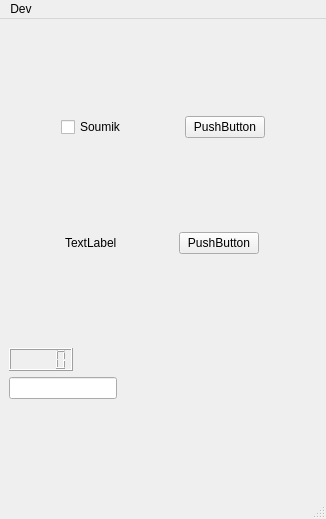
Above: SimDeviceGUI/src/simdevice.ui from RemoteFusionK/RHPC-Simulator before the change. Below: the same form after it.
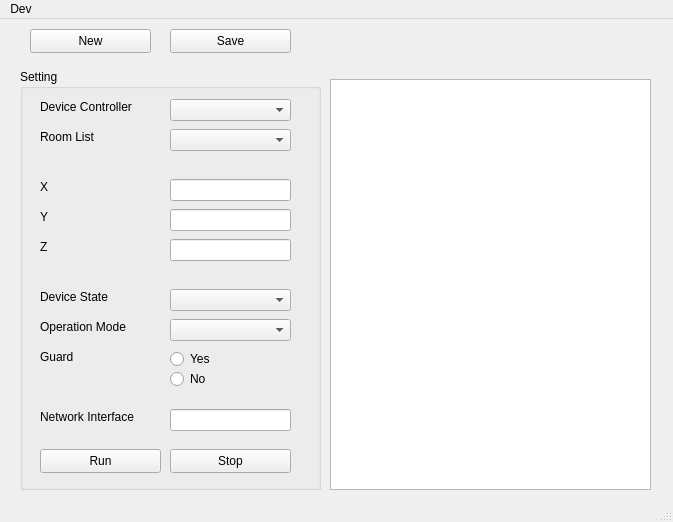
That is the form after the change.

Patch:
```diff
--- a/SimDeviceGUI/src/simdevice.ui
+++ b/SimDeviceGUI/src/simdevice.ui
@@ -6,8 +6,8 @@
    <rect>
     <x>0</x>
     <y>0</y>
-    <width>326</width>
-    <height>519</height>
+    <width>673</width>
+    <height>522</height>
    </rect>
   </property>
   <property name="sizePolicy">
@@ -26,105 +26,338 @@
      <verstretch>0</verstretch>
     </sizepolicy>
    </property>
-   <layout class="QVBoxLayout" name="verticalLayout_2">
-    <item>
-     <layout class="QHBoxLayout" name="horizontalLayout_2">
-      <item>
-       <widget class="QCheckBox" name="ckBoxSoumik">
-        <property name="sizePolicy">
-         <sizepolicy hsizetype="Fixed" vsizetype="Fixed">
-          <horstretch>0</horstretch>
-          <verstretch>0</verstretch>
-         </sizepolicy>
-        </property>
-        <property name="text">
-         <string>Soumik</string>
-        </property>
-       </widget>
-      </item>
-      <item>
-       <widget class="QPushButton" name="yesButton">
-        <property name="sizePolicy">
-         <sizepolicy hsizetype="Fixed" vsizetype="Fixed">
-          <horstretch>0</horstretch>
-          <verstretch>0</verstretch>
-         </sizepolicy>
-        </property>
-        <property name="minimumSize">
-         <size>
-          <width>40</width>
-          <height>0</height>
-         </size>
-        </property>
-        <property name="text">
-         <string>PushButton</string>
-        </property>
-       </widget>
-      </item>
-     </layout>
-    </item>
-    <item>
-     <layout class="QHBoxLayout" name="horizontalLayout">
-      <item>
-       <widget class="QLabel" name="label">
-        <property name="sizePolicy">
-         <sizepolicy hsizetype="Fixed" vsizetype="Fixed">
-          <horstretch>0</horstretch>
-          <verstretch>0</verstretch>
-         </sizepolicy>
-        </property>
-        <property name="text">
-         <string>TextLabel</string>
-        </property>
-       </widget>
-      </item>
-      <item>
-       <widget class="QPushButton" name="pushButton">
-        <property name="sizePolicy">
-         <sizepolicy hsizetype="Fixed" vsizetype="Fixed">
-          <horstretch>0</horstretch>
-          <verstretch>0</verstretch>
-         </sizepolicy>
-        </property>
-        <property name="text">
-         <string>PushButton</string>
-        </property>
-       </widget>
-      </item>
-     </layout>
-    </item>
-    <item>
-     <layout class="QVBoxLayout" name="verticalLayout">
-      <item>
-       <widget class="QLCDNumber" name="lcdNumber">
-        <property name="sizePolicy">
-         <sizepolicy hsizetype="Fixed" vsizetype="Fixed">
-          <horstretch>0</horstretch>
-          <verstretch>0</verstretch>
-         </sizepolicy>
-        </property>
-       </widget>
-      </item>
-      <item>
-       <widget class="QLineEdit" name="lineEdit">
-        <property name="sizePolicy">
-         <sizepolicy hsizetype="Fixed" vsizetype="Fixed">
-          <horstretch>0</horstretch>
-          <verstretch>0</verstretch>
-         </sizepolicy>
-        </property>
-       </widget>
-      </item>
-     </layout>
-    </item>
-   </layout>
+   <widget class="QGroupBox" name="commandgroupBox">
+    <property name="enabled">
+     <bool>true</bool>
+    </property>
+    <property name="geometry">
+     <rect>
+      <x>20</x>
+      <y>50</y>
+      <width>301</width>
+      <height>421</height>
+     </rect>
+    </property>
+    <property name="title">
+     <string>Setting</string>
+    </property>
+    <widget class="QLabel" name="label_2">
+     <property name="geometry">
+      <rect>
+       <x>20</x>
+       <y>30</y>
+       <width>101</width>
+       <height>16</height>
+      </rect>
+     </property>
+     <property name="text">
+      <string>Device Controller</string>
+     </property>
+    </widget>
+    <widget class="QLabel" name="label_3">
+     <property name="geometry">
+      <rect>
+       <x>20</x>
+       <y>60</y>
+       <width>101</width>
+       <height>16</height>
+      </rect>
+     </property>
+     <property name="text">
+      <string>Room List</string>
+     </property>
+    </widget>
+    <widget class="QLabel" name="label_4">
+     <property name="geometry">
+      <rect>
+       <x>20</x>
+       <y>110</y>
+       <width>101</width>
+       <height>16</height>
+      </rect>
+     </property>
+     <property name="text">
+      <string>X</string>
+     </property>
+    </widget>
+    <widget class="QLabel" name="label_5">
+     <property name="geometry">
+      <rect>
+       <x>20</x>
+       <y>140</y>
+       <width>101</width>
+       <height>16</height>
+      </rect>
+     </property>
+     <property name="text">
+      <string>Y</string>
+     </property>
+    </widget>
+    <widget class="QLabel" name="label_6">
+     <property name="geometry">
+      <rect>
+       <x>20</x>
+       <y>170</y>
+       <width>101</width>
+       <height>16</height>
+      </rect>
+     </property>
+     <property name="text">
+      <string>Z</string>
+     </property>
+    </widget>
+    <widget class="QLabel" name="label_7">
+     <property name="geometry">
+      <rect>
+       <x>20</x>
+       <y>220</y>
+       <width>101</width>
+       <height>16</height>
+      </rect>
+     </property>
+     <property name="frameShape">
+      <enum>QFrame::NoFrame</enum>
+     </property>
+     <property name="text">
+      <string>Device State</string>
+     </property>
+    </widget>
+    <widget class="QLabel" name="label_8">
+     <property name="geometry">
+      <rect>
+       <x>20</x>
+       <y>250</y>
+       <width>101</width>
+       <height>16</height>
+      </rect>
+     </property>
+     <property name="frameShape">
+      <enum>QFrame::NoFrame</enum>
+     </property>
+     <property name="text">
+      <string>Operation Mode</string>
+     </property>
+    </widget>
+    <widget class="QLabel" name="label_9">
+     <property name="geometry">
+      <rect>
+       <x>20</x>
+       <y>280</y>
+       <width>101</width>
+       <height>16</height>
+      </rect>
+     </property>
+     <property name="frameShape">
+      <enum>QFrame::NoFrame</enum>
+     </property>
+     <property name="text">
+      <string>Guard</string>
+     </property>
+    </widget>
+    <widget class="QLabel" name="label_10">
+     <property name="geometry">
+      <rect>
+       <x>20</x>
+       <y>340</y>
+       <width>101</width>
+       <height>16</height>
+      </rect>
+     </property>
+     <property name="frameShape">
+      <enum>QFrame::NoFrame</enum>
+     </property>
+     <property name="text">
+      <string>Network Interface</string>
+     </property>
+    </widget>
+    <widget class="QPushButton" name="runButton">
+     <property name="geometry">
+      <rect>
+       <x>20</x>
+       <y>380</y>
+       <width>121</width>
+       <height>24</height>
+      </rect>
+     </property>
+     <property name="text">
+      <string>Run</string>
+     </property>
+    </widget>
+    <widget class="QPushButton" name="stopButton">
+     <property name="geometry">
+      <rect>
+       <x>150</x>
+       <y>380</y>
+       <width>121</width>
+       <height>24</height>
+      </rect>
+     </property>
+     <property name="text">
+      <string>Stop</string>
+     </property>
+    </widget>
+    <widget class="QComboBox" name="deviceControllercomboBox">
+     <property name="geometry">
+      <rect>
+       <x>150</x>
+       <y>30</y>
+       <width>121</width>
+       <height>22</height>
+      </rect>
+     </property>
+    </widget>
+    <widget class="QComboBox" name="roomcomboBox">
+     <property name="geometry">
+      <rect>
+       <x>150</x>
+       <y>60</y>
+       <width>121</width>
+       <height>22</height>
+      </rect>
+     </property>
+    </widget>
+    <widget class="QLineEdit" name="xlineEdit">
+     <property name="geometry">
+      <rect>
+       <x>150</x>
+       <y>110</y>
+       <width>121</width>
+       <height>22</height>
+      </rect>
+     </property>
+     <property name="alignment">
+      <set>Qt::AlignRight|Qt::AlignTrailing|Qt::AlignVCenter</set>
+     </property>
+    </widget>
+    <widget class="QLineEdit" name="ylineEdit">
+     <property name="geometry">
+      <rect>
+       <x>150</x>
+       <y>140</y>
+       <width>121</width>
+       <height>22</height>
+      </rect>
+     </property>
+     <property name="alignment">
+      <set>Qt::AlignRight|Qt::AlignTrailing|Qt::AlignVCenter</set>
+     </property>
+    </widget>
+    <widget class="QLineEdit" name="zlineEdit">
+     <property name="geometry">
+      <rect>
+       <x>150</x>
+       <y>170</y>
+       <width>121</width>
+       <height>22</height>
+      </rect>
+     </property>
+     <property name="alignment">
+      <set>Qt::AlignRight|Qt::AlignTrailing|Qt::AlignVCenter</set>
+     </property>
+    </widget>
+    <widget class="QComboBox" name="deviceStatecomboBox">
+     <property name="geometry">
+      <rect>
+       <x>150</x>
+       <y>220</y>
+       <width>121</width>
+       <height>22</height>
+      </rect>
+     </property>
+    </widget>
+    <widget class="QComboBox" name="opModecomboBox">
+     <property name="geometry">
+      <rect>
+       <x>150</x>
+       <y>250</y>
+       <width>121</width>
+       <height>22</height>
+      </rect>
+     </property>
+    </widget>
+    <widget class="QRadioButton" name="guardYesButton">
+     <property name="geometry">
+      <rect>
+       <x>150</x>
+       <y>280</y>
+       <width>89</width>
+       <height>20</height>
+      </rect>
+     </property>
+     <property name="text">
+      <string>Yes</string>
+     </property>
+    </widget>
+    <widget class="QRadioButton" name="guardNoButton">
+     <property name="geometry">
+      <rect>
+       <x>150</x>
+       <y>300</y>
+       <width>89</width>
+       <height>20</height>
+      </rect>
+     </property>
+     <property name="text">
+      <string>No</string>
+     </property>
+    </widget>
+    <widget class="QLineEdit" name="networkIFlineEdit">
+     <property name="geometry">
+      <rect>
+       <x>150</x>
+       <y>340</y>
+       <width>121</width>
+       <height>22</height>
+      </rect>
+     </property>
+     <property name="alignment">
+      <set>Qt::AlignRight|Qt::AlignTrailing|Qt::AlignVCenter</set>
+     </property>
+    </widget>
+   </widget>
+   <widget class="QTableView" name="deviceStatusView">
+    <property name="geometry">
+     <rect>
+      <x>330</x>
+      <y>60</y>
+      <width>321</width>
+      <height>411</height>
+     </rect>
+    </property>
+   </widget>
+   <widget class="QPushButton" name="newButton">
+    <property name="geometry">
+     <rect>
+      <x>30</x>
+      <y>10</y>
+      <width>121</width>
+      <height>24</height>
+     </rect>
+    </property>
+    <property name="text">
+     <string>New</string>
+    </property>
+   </widget>
+   <widget class="QPushButton" name="saveButton">
+    <property name="geometry">
+     <rect>
+      <x>170</x>
+      <y>10</y>
+      <width>121</width>
+      <height>24</height>
+     </rect>
+    </property>
+    <property name="text">
+     <string>Save</string>
+    </property>
+   </widget>
   </widget>
   <widget class="QMenuBar" name="menubar">
    <property name="geometry">
     <rect>
      <x>0</x>
      <y>0</y>
-     <width>326</width>
+     <width>673</width>
      <height>22</height>
     </rect>
    </property>
```
Left out of the diff: 2 changed lines with no effect on the pictures.
